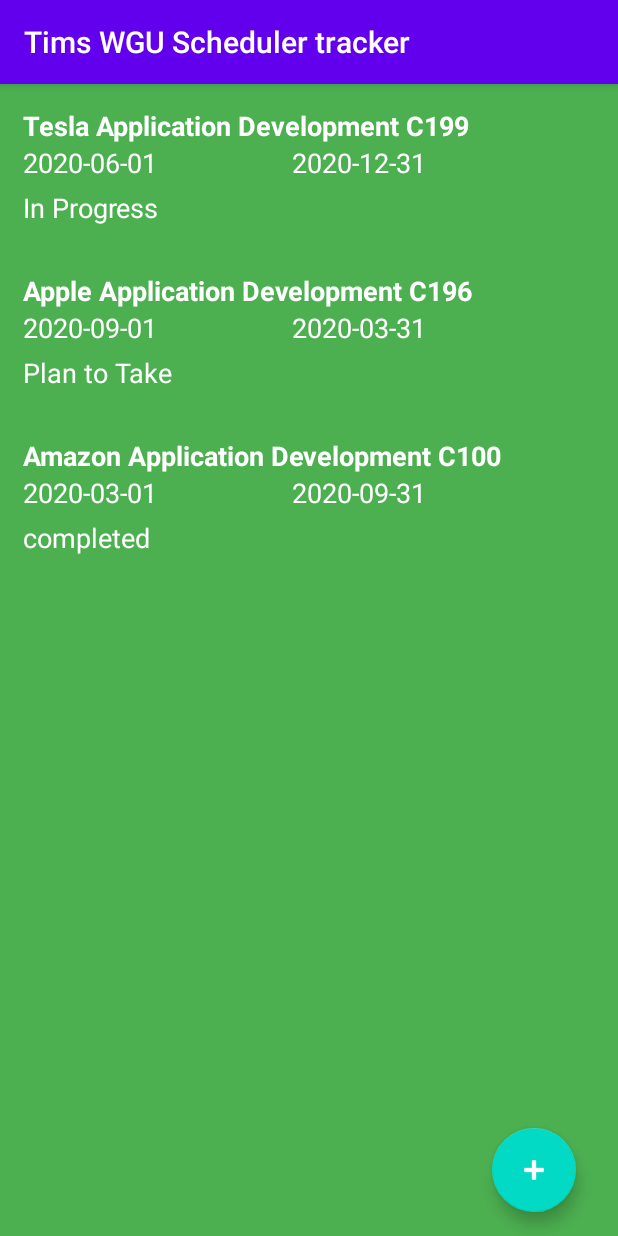
After one commit to aguirretim/TimsWGUSchedulertracker, an Android app: the CourseListView screen opened directly, with no data from a screen before it, on a phone screen of 412 x 824 dp. The commit adds this screen. Run offline under Robolectric (Android 15) with nearby library versions, the phone set to English and light mode, and no system bars.

Commit message:
Course List View Created

```diff
--- a/app/src/main/AndroidManifest.xml
+++ b/app/src/main/AndroidManifest.xml
@@ -9,7 +9,8 @@
         android:roundIcon="@mipmap/ic_launcher_round"
         android:supportsRtl="true"
         android:theme="@style/AppTheme">
-        <activity android:name=".screensandviewscontrollers.TermCreateView"></activity>
+        <activity android:name=".screensandviewscontrollers.CourseListView"></activity>
+        <activity android:name=".screensandviewscontrollers.TermCreateView" />
         <activity android:name=".screensandviewscontrollers.TermDetailView" />
         <activity android:name=".screensandviewscontrollers.AllTerms" />
         <activity android:name=".screensandviewscontrollers.HomeScreen">
--- /dev/null
+++ b/app/src/main/java/com/example/timswguschedulertracker/adapters/CourseAdapter.java
@@ -0,0 +1,108 @@
+package com.example.timswguschedulertracker.adapters;
+
+import android.content.Context;
+import android.view.LayoutInflater;
+import android.view.View;
+import android.view.ViewGroup;
+import android.widget.TextView;
+
+import androidx.annotation.NonNull;
+import androidx.recyclerview.widget.RecyclerView;
+
+import com.example.timswguschedulertracker.R;
+import com.example.timswguschedulertracker.classesforobjects.Course;
+import com.example.timswguschedulertracker.classesforobjects.Term;
+
+import java.util.List;
+
+public class CourseAdapter extends RecyclerView.Adapter<RecyclerView.ViewHolder>{
+    /**************************************
+     * initialized Variables for Object.  *
+     **************************************/
+
+    private List<Course> vlist;
+    private Context vContext;
+    private LayoutInflater vInflator;
+    private Course vCourse;
+    private CourseAdapter.RecyclerClickListener recyclerClickListener;
+
+    /****************************
+     * Constructor for Object.  *
+     ****************************/
+
+    public CourseAdapter(List<Course> vlist, Context vContext) {
+        this.vlist = vlist;
+        this.vContext = vContext;
+        vInflator = LayoutInflater.from(vContext);
+    }
+
+    /****************************
+     * Methods for adapter *
+     ****************************/
+
+    // Responsible for telling what each cell is suppose to look like.
+    @NonNull
+    @Override
+    public RecyclerView.ViewHolder onCreateViewHolder(@NonNull ViewGroup parent, int viewType) {
+
+        View v = vInflator.inflate(R.layout.course_list_item, parent, false);
+        return new CourseAdapter.ViewHolder(v);
+    }
+
+    // Responsible to give values to each vie in a layout
+    @Override
+    public void onBindViewHolder(@NonNull RecyclerView.ViewHolder holder, int position) {
+
+        CourseAdapter.ViewHolder ViewHolder=(CourseAdapter.ViewHolder)holder;
+        vCourse = vlist.get(position);
+
+        ViewHolder.courseTitle.setText(vCourse.getCourseTitle());
+        ViewHolder.courseStart.setText(vCourse.getStartDate());
+        ViewHolder.courseEnd.setText(vCourse.getEndDate());
+        ViewHolder.courseStatus.setText(vCourse.getStatus());
+    }
+
+    // responsible for how many elements are in the recycle view
+    @Override
+    public int getItemCount() {
+        return vlist.size();
+    }
+    /****************************
+     * View holder binding the data ??*
+     ****************************/
+
+    public class ViewHolder extends RecyclerView.ViewHolder implements View.OnClickListener {
+
+        TextView courseTitle;
+        TextView courseStart;
+        TextView courseEnd;
+        TextView courseStatus;
+
+        public ViewHolder(@NonNull View itemView) {
+            super(itemView);
+            courseTitle=(TextView)itemView.findViewById(R.id.courseTitle);
+            courseStart=(TextView)itemView.findViewById(R.id.startDate);
+            courseEnd=(TextView)itemView.findViewById(R.id.endDate);
+            courseStatus=(TextView)itemView.findViewById(R.id.courseStatus);
+            itemView.setOnClickListener(this);
+        }
+
+        @Override
+        public void onClick(View v) {
+            if (recyclerClickListener!=null){
+                recyclerClickListener.onClickPerformed(getAdapterPosition());
+            }
+        }
+    }
+
+    public void setRecyclerClickListener(CourseAdapter.RecyclerClickListener recyclerClickListener) {
+        this.recyclerClickListener = recyclerClickListener;
+    }
+
+    public interface RecyclerClickListener{
+        void onClickPerformed(int postion);
+
+    }
+
+
+}
--- a/app/src/main/java/com/example/timswguschedulertracker/screensandviewscontrollers/AllTerms.java
+++ b/app/src/main/java/com/example/timswguschedulertracker/screensandviewscontrollers/AllTerms.java
@@ -54,9 +54,9 @@
         termList.add(TestTerm4);
 
 
-        /*********************************************
-         * Changing screens and views with buttons.  *
-         *********************************************/
+    /*********************************************
+     * Changing screens and views with buttons.  *
+     *********************************************/
 
         View.OnClickListener listener = new View.OnClickListener() {
 
--- /dev/null
+++ b/app/src/main/java/com/example/timswguschedulertracker/screensandviewscontrollers/CourseListView.java
@@ -0,0 +1,89 @@
+package com.example.timswguschedulertracker.screensandviewscontrollers;
+
+import androidx.appcompat.app.AppCompatActivity;
+import androidx.recyclerview.widget.LinearLayoutManager;
+import androidx.recyclerview.widget.RecyclerView;
+
+import android.content.Intent;
+import android.os.Bundle;
+import android.util.Log;
+import com.example.timswguschedulertracker.R;
+import com.example.timswguschedulertracker.adapters.CourseAdapter;
+import com.example.timswguschedulertracker.classesforobjects.Course;
+import com.google.android.material.floatingactionbutton.FloatingActionButton;
+
+import java.util.ArrayList;
+
+public class CourseListView extends AppCompatActivity implements CourseAdapter.RecyclerClickListener {
+
+    CourseAdapter CourseAdapter;
+    private ArrayList<Course> courseList = new ArrayList<Course>();
+    RecyclerView RecycleListView;
+    FloatingActionButton addCourseButton;
+
+
+    @Override
+    protected void onCreate(Bundle savedInstanceState) {
+        super.onCreate(savedInstanceState);
+        setContentView(R.layout.course_list_view);
+        addCourseButton = findViewById(R.id.addCourseButton);
+        RecycleListView = (RecyclerView) findViewById(R.id.RecycleListView);
+
+        CourseAdapter = new CourseAdapter(courseList, CourseListView.this);
+        CourseAdapter.setRecyclerClickListener(this);
+
+        RecycleListView.setAdapter(CourseAdapter);
+        RecycleListView.setLayoutManager(new LinearLayoutManager(CourseListView.this));
+
+        Course testCourse = new Course(23,"Tesla Application Development C199","2020-06-01","2020-12-31","In Progress","Elon Musk","425-848-9278","emusk@gmail.com");
+        Course testCourse2 = new Course(25,"Apple Application Development C196","2020-09-01","2020-03-31","Plan to Take","Tim Cook","206-212-9853","tcook@gmail.com");
+        Course testCourse3 = new Course(29,"Amazon Application Development C100","2020-03-01","2020-09-31","completed","Jeff Bezos","425-848-9278","emusk@gmail.com");
+
+        courseList.add(testCourse);
+        courseList.add(testCourse2);
+        courseList.add(testCourse3);
+
+
+    }
+
+    /*********************************************
+     * Changing screens and views with buttons.  *
+     *********************************************/
+
+    @Override
+    public void onClickPerformed(int postion) {
+        Log.e("Position clicked"," "+ postion);
+        showCourseDetailView();
+    }
+
+    /****************************************
+     * Methods and Actions that do things  *
+     ****************************************/
+
+    //Method for changing view
+    private void showCourseDetailView() {
+
+        Intent intent = new Intent(this, TermDetailView.class);
+
+        // to pass a key intent.putExtra("name",name);
+        startActivity(intent);
+
+
+    }
+
+    //Method for changing view
+    private void showTermAddView() {
+
+        Intent intent = new Intent(this, TermCreateView.class);
+
+        // to pass a key intent.putExtra("name",name);
+        startActivity(intent);
+
+
+    }
+
+
+
+
+
+}
--- a/app/src/main/java/com/example/timswguschedulertracker/screensandviewscontrollers/TermDetailView.java
+++ b/app/src/main/java/com/example/timswguschedulertracker/screensandviewscontrollers/TermDetailView.java
@@ -1,19 +1,56 @@
 package com.example.timswguschedulertracker.screensandviewscontrollers;
 
 import androidx.appcompat.app.AppCompatActivity;
-
+import android.content.Intent;
 import android.os.Bundle;
-
+import android.view.View;
+import android.widget.Button;
 import com.example.timswguschedulertracker.R;
 
 public class TermDetailView extends AppCompatActivity {
+
+    private Button courseListButton;
+
 
     @Override
     protected void onCreate(Bundle savedInstanceState) {
         super.onCreate(savedInstanceState);
         setContentView(R.layout.activity_term_detail_view);
+
+        courseListButton = findViewById(R.id.courseListButton);
+
+
+        /*********************************************
+         * Changing screens and views with buttons.  *
+         *********************************************/
+
+        View.OnClickListener listener = new View.OnClickListener() {
+
+            @Override
+            public void onClick(View v) {
+
+                showTermView();
+
+            }
+
+        };
+
+        courseListButton.setOnClickListener(listener);
+
     }
 
+    /****************************************
+     * Methods and Actions that do things  *
+     ****************************************/
 
+    //Method for changing view
+    private void showTermView() {
+
+        Intent intent = new Intent(this, CourseListView.class);
+
+        // to pass a key intent.putExtra("name",name);
+        startActivity(intent);
+
+    }
 
 }
--- a/app/src/main/res/layout/activity_term_detail_view.xml
+++ b/app/src/main/res/layout/activity_term_detail_view.xml
@@ -106,7 +106,7 @@
         tools:text="Start Date" />
 
     <Button
-        android:id="@+id/button"
+        android:id="@+id/courseListButton"
         android:layout_width="0dp"
         android:layout_height="150dp"
         android:text="Courses"
--- /dev/null
+++ b/app/src/main/res/layout/course_list_item.xml
@@ -0,0 +1,65 @@
+<?xml version="1.0" encoding="utf-8"?>
+<RelativeLayout xmlns:android="http://schemas.android.com/apk/res/android"
+    xmlns:app="http://schemas.android.com/apk/res-auto"
+    xmlns:tools="http://schemas.android.com/tools"
+    android:id="@+id/courseListView"
+    android:layout_width="match_parent"
+    android:layout_height="wrap_content"
+    android:layout_weight="1"
+    android:background="?android:attr/selectableItemBackground"
+    android:clickable="true"
+    android:focusable="true"
+    android:orientation="vertical"
+    android:padding="15dp"
+    android:paddingTop="8dp"
+    android:paddingBottom="8dp"
+    tools:background="@color/colorPrimary">
+
+    <TextView
+        android:id="@+id/courseTitle"
+        android:layout_width="match_parent"
+        android:layout_height="wrap_content"
+        android:layout_marginLeft="15dp"
+        android:layout_marginEnd="-7dp"
+        android:layout_marginRight="12dp"
+        android:text="TextView"
+        android:textColor="@android:color/white"
+        android:textSize="18sp"
+        android:textStyle="bold"
+        tools:text="Amazon Application Development C100" />
+
+    <TextView
+        android:id="@+id/startDate"
+        android:layout_width="wrap_content"
+        android:layout_height="wrap_content"
+        android:layout_below="@id/courseTitle"
+        android:text="TextView"
+        android:textColor="@android:color/white"
+        android:textSize="18sp"
+        tools:text="2020-06-01" />
+
+    <TextView
+        android:id="@+id/endDate"
+        android:layout_width="wrap_content"
+        android:layout_height="wrap_content"
+        android:layout_below="@id/courseTitle"
+        android:layout_marginLeft="90dp"
+        android:layout_toRightOf="@id/startDate"
+        android:text="TextView"
+        android:textColor="@android:color/white"
+        android:textSize="18sp"
+        tools:text="2020-12-01" />
+
+    <TextView
+        android:id="@+id/courseStatus"
+        android:layout_width="wrap_content"
+        android:layout_height="wrap_content"
+        android:layout_below="@id/startDate"
+        android:layout_marginTop="5dp"
+        android:text="TextView"
+        android:textColor="@android:color/white"
+        android:textSize="18sp"
+        tools:text="Plan To Take" />
+
+
+</RelativeLayout>
--- /dev/null
+++ b/app/src/main/res/layout/course_list_view.xml
@@ -0,0 +1,38 @@
+<?xml version="1.0" encoding="utf-8"?>
+<androidx.constraintlayout.widget.ConstraintLayout xmlns:android="http://schemas.android.com/apk/res/android"
+    xmlns:app="http://schemas.android.com/apk/res-auto"
+    xmlns:tools="http://schemas.android.com/tools"
+    android:layout_width="match_parent"
+    android:layout_height="match_parent"
+
+    tools:context=".screensandviewscontrollers.CourseListView">
+
+
+    <com.google.android.material.floatingactionbutton.FloatingActionButton
+        android:id="@+id/addCourseButton"
+        android:layout_width="0dp"
+        android:layout_height="wrap_content"
+        android:layout_alignParentEnd="true"
+        android:layout_alignParentRight="true"
+        android:layout_alignParentBottom="true"
+        android:layout_marginEnd="28dp"
+        android:layout_marginRight="28dp"
+        android:layout_marginBottom="16dp"
+        android:clickable="true"
+        android:tint="#FFFBFB"
+        app:layout_constraintBottom_toBottomOf="parent"
+        app:layout_constraintEnd_toEndOf="parent"
+        app:srcCompat="@android:drawable/ic_input_add" />
+
+    <androidx.recyclerview.widget.RecyclerView
+        android:id="@+id/RecycleListView"
+        android:layout_width="match_parent"
+        android:layout_height="match_parent"
+        android:background="#4CAF50"
+        tools:layout_editor_absoluteX="-16dp"
+        tools:layout_editor_absoluteY="-16dp">
+
+    </androidx.recyclerview.widget.RecyclerView>
+
+
+</androidx.constraintlayout.widget.ConstraintLayout>
```
